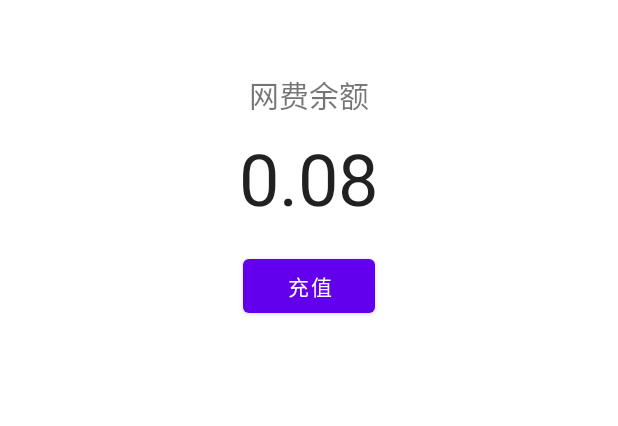
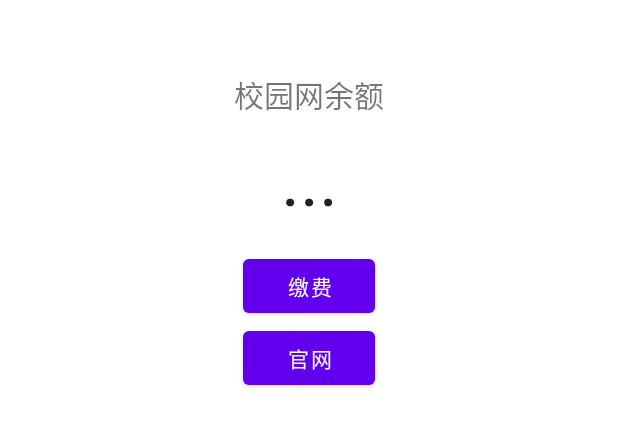
Before and after one commit to Little1Yuan/NaOUC, an Android app: the layout activity_ouc_net.xml on its own in the app's theme, with its tools: preview values and no code run, on a phone screen of 412 x 824 dp. Shown: the top 426 px of the screen. Run offline under Robolectric (Android 15) with nearby library versions, the phone set to English and light mode, and no system bars.

Commit message:
fea: 校园网管理与状态/余额查询

```diff
--- a/app/src/main/java/cn/nahco3awa/naouc/network/ouc/request/TsmOUCRequest.java
+++ b/app/src/main/java/cn/nahco3awa/naouc/network/ouc/request/TsmOUCRequest.java
@@ -1,6 +1,5 @@
 package cn.nahco3awa.naouc.network.ouc.request;
 
-import com.google.gson.JsonElement;
 import com.google.gson.JsonObject;
 
 import cn.nahco3awa.naouc.network.ouc.OUCRequestSender;
--- a/app/src/main/java/cn/nahco3awa/naouc/network/ouc/response/TsmOUCResponse.java
+++ b/app/src/main/java/cn/nahco3awa/naouc/network/ouc/response/TsmOUCResponse.java
@@ -21,7 +21,7 @@ public class TsmOUCResponse extends OUCResponse {
         if (!jsonObject.get("retcode").getAsString().equals("0")) {
             throw new RuntimeException(jsonObject.get("errmsg").getAsString());
         }
-        retcode =
+        retcode = jsonObject.get("retcode").getAsString();
         msg = jsonObject.get("errmsg").getAsString();
         aid = jsonObject.get("aid").getAsString();
         account = jsonObject.get("account").getAsString();
--- a/app/src/main/java/cn/nahco3awa/naouc/ui/ouc/OUCFragment.java
+++ b/app/src/main/java/cn/nahco3awa/naouc/ui/ouc/OUCFragment.java
@@ -199,8 +199,8 @@ public class OUCFragment extends Fragment {
                         netBalanceTextView.setText("停机");
                         netBalanceImageView.setColorFilter(redColor, PorterDuff.Mode.MULTIPLY);
                     } else {
-                        netBalanceTextView.setText(String.format(Locale.SIMPLIFIED_CHINESE, "%.2f", response.getBalance() / 100.0));
-                        netBalanceImageView.setColorFilter(0xFFFFFFFF, PorterDuff.Mode.MULTIPLY);
+                        netBalanceTextView.setText(String.format(Locale.SIMPLIFIED_CHINESE, "%.2f", response.getBalance()));
+                        netBalanceImageView.setColorFilter(null);
                     }
                 });
             }
@@ -302,6 +302,7 @@ public class OUCFragment extends Fragment {
         if (isLogon() && infoResponse != null) {
             Intent intent = new Intent(getActivity(), OucNetActivity.class);
             intent.putExtra("account", infoResponse.getAccount());
+            intent.putExtra("sno", infoResponse.getSno());
             startActivity(intent);
         }
     }
--- a/app/src/main/java/cn/nahco3awa/naouc/ui/ouc/activity/OucBalanceActivity.java
+++ b/app/src/main/java/cn/nahco3awa/naouc/ui/ouc/activity/OucBalanceActivity.java
@@ -93,7 +93,7 @@ public class OucBalanceActivity extends AppCompatActivity {
     public void onClickPay(View view) {
         EditText editText = new EditText(this);
         editText.setHint("请输入金额...");
-        editText.setInputType(InputType.TYPE_NUMBER_FLAG_DECIMAL);
+        editText.setInputType(InputType.TYPE_CLASS_NUMBER | InputType.TYPE_NUMBER_FLAG_DECIMAL);
         new AlertDialog.Builder(this)
                 .setTitle("充值")
                 .setView(editText)
--- a/app/src/main/res/layout/activity_ouc_net.xml
+++ b/app/src/main/res/layout/activity_ouc_net.xml
@@ -8,11 +8,11 @@
     tools:context=".ui.ouc.activity.OucNetActivity">
 
     <TextView
-        android:id="@+id/textView"
+        android:id="@+id/netStatusTextView"
         android:layout_width="wrap_content"
         android:layout_height="wrap_content"
         android:layout_marginTop="48dp"
-        android:text="网费余额"
+        android:text="校园网余额"
         android:textSize="20sp"
         app:layout_constraintEnd_toEndOf="parent"
         app:layout_constraintStart_toStartOf="parent"
@@ -24,19 +24,30 @@
         android:layout_width="wrap_content"
         android:layout_height="wrap_content"
         android:layout_marginTop="8dp"
-        android:text="0.08"
+        android:text="..."
         android:textSize="48sp"
         app:layout_constraintEnd_toEndOf="parent"
         app:layout_constraintStart_toStartOf="parent"
-        app:layout_constraintTop_toBottomOf="@+id/textView" />
+        app:layout_constraintTop_toBottomOf="@+id/netStatusTextView" />
 
     <Button
         android:id="@+id/button2"
         android:layout_width="wrap_content"
         android:layout_height="wrap_content"
         android:layout_marginTop="16dp"
-        android:text="充值"
+        android:onClick="onClickPay"
+        android:text="缴费"
         app:layout_constraintEnd_toEndOf="parent"
         app:layout_constraintStart_toStartOf="parent"
         app:layout_constraintTop_toBottomOf="@id/netBalanceBigTextView" />
+
+    <Button
+        android:id="@+id/button3"
+        android:layout_width="wrap_content"
+        android:layout_height="wrap_content"
+        android:onClick="onClickOfficial"
+        android:text="官网"
+        app:layout_constraintEnd_toEndOf="parent"
+        app:layout_constraintStart_toStartOf="parent"
+        app:layout_constraintTop_toBottomOf="@+id/button2" />
 </androidx.constraintlayout.widget.ConstraintLayout>
```
Also changed, not shown: app/src/main/java/cn/nahco3awa/naouc/network/ouc/OUCRequestSender.java (+20 -0 lines), app/src/main/java/cn/nahco3awa/naouc/network/ouc/request/NetGdcOUCRequest.java (added, +32 -0 lines), app/src/main/java/cn/nahco3awa/naouc/network/ouc/response/NetGdcOUCResponse.java (added, +49 -0 lines), app/src/main/java/cn/nahco3awa/naouc/ui/ouc/activity/OucNetActivity.java (+87 -1 lines), 1 other file.
